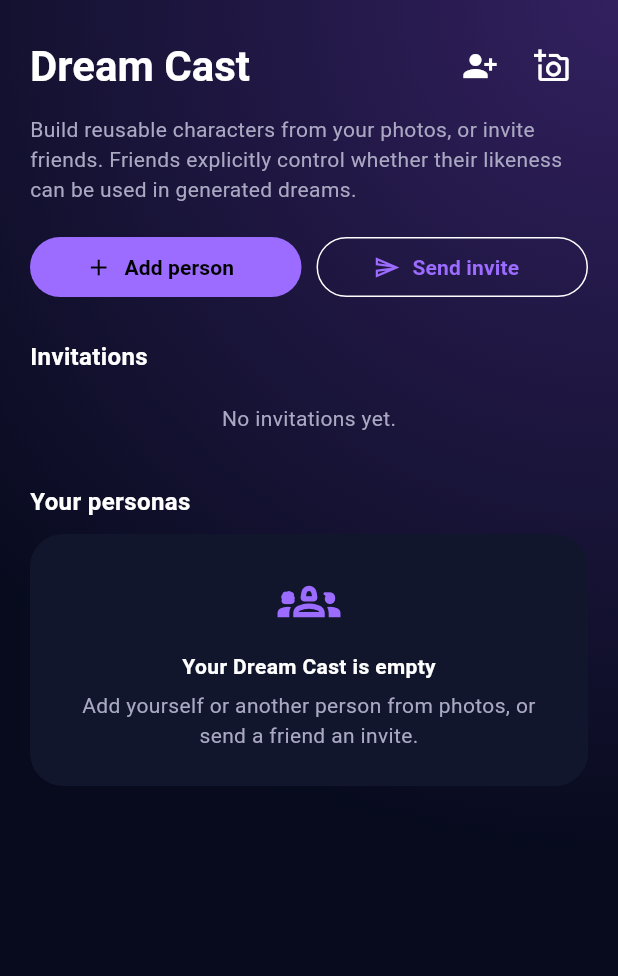
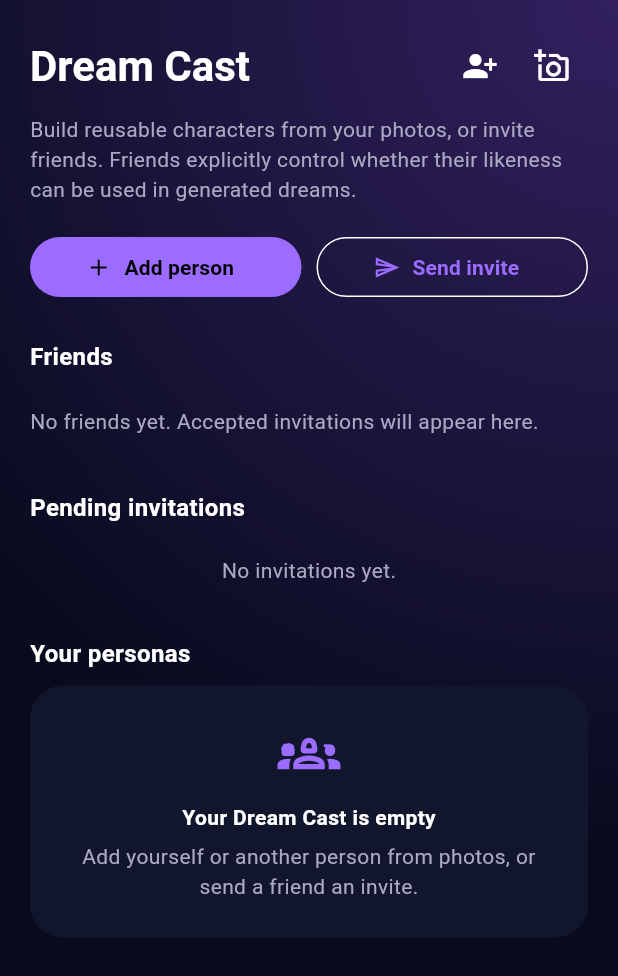
Before and after one commit to ujwaljetly-create/dream-logs, a Flutter app: the DreamCastScreen widget shown alone on an empty page, opened directly, on a phone screen of 412 x 824 dp. Shown: the top 976 px of the screen. Run offline on Flutter 3.47's test engine with Material 3 defaults, Android fonts, the phone set to English and light mode, and no system bars; our stand-ins replace cloud_firestore, firebase_auth, firebase_core, firebase_storage, image_picker; accounts and stored records are empty; network calls fail; Roboto replaces fonts that are missing (Arial, Georgia).

Commit message:
Show accepted connections as friends and hide completed invites

```diff
--- a/lib/features/cast/dream_cast_screen.dart
+++ b/lib/features/cast/dream_cast_screen.dart
@@ -85,7 +85,11 @@ class _DreamCastScreenState extends State<DreamCastScreen> {
         Expanded(child: OutlinedButton.icon(onPressed: _invite, icon: const Icon(Icons.send_outlined), label: const Text('Send invite'))),
       ]),
       const SizedBox(height: 24),
-      const _SectionTitle('Invitations'),
+      const _SectionTitle('Friends'),
+      const SizedBox(height: 10),
+      _Friends(service: _service),
+      const SizedBox(height: 24),
+      const _SectionTitle('Pending invitations'),
       const SizedBox(height: 10),
       _Invitations(service: _service),
       const SizedBox(height: 24),
@@ -183,7 +187,7 @@ class _Invitations extends StatelessWidget {
         return Column(children: docs.map((doc) {
           final d = doc.data();
           return _InviteCard(
-            name: d['senderDisplayName'] as String? ?? 'Dream Logs user',
+            name: _inviteName(d, 'sender'),
             username: d['senderUsername'] as String? ?? '',
             photoUrl: d['senderPhotoUrl'] as String?,
             label: 'wants to join your Dream Cast',
@@ -197,7 +201,7 @@ class _Invitations extends StatelessWidget {
     StreamBuilder<QuerySnapshot<Map<String, dynamic>>>(
       stream: service.watchSentInvites(),
       builder: (context, snapshot) {
-        final docs = snapshot.data?.docs ?? [];
+        final docs = snapshot.data?.docs.where((d) => d.data()['status'] == 'pending').toList() ?? [];
         if (docs.isEmpty) return const Padding(
           padding: EdgeInsets.symmetric(vertical: 10),
           child: Text('No invitations yet.', style: TextStyle(color: DreamColors.muted)));
@@ -205,7 +209,7 @@ class _Invitations extends StatelessWidget {
           final d = doc.data();
           final status = d['status'] as String? ?? 'pending';
           return _InviteCard(
-            name: d['recipientDisplayName'] as String? ?? 'Dream Logs user',
+            name: _inviteName(d, 'recipient'),
             username: d['recipientUsername'] as String? ?? '',
             photoUrl: d['recipientPhotoUrl'] as String?,
             label: status == 'pending' ? 'Invite pending' : status == 'accepted' ? 'Invite accepted' : 'Invite declined',
@@ -282,3 +286,52 @@ class _PersonaCard extends StatelessWidget {
     ]),
   );
 }
+
+String _inviteName(Map<String, dynamic> data, String side) {
+  final display = (data['${side}DisplayName'] as String? ?? '').trim();
+  final username = (data['${side}Username'] as String? ?? '').trim();
+  return display.isNotEmpty ? display : (username.isNotEmpty ? username : 'Dream Logs user');
+}
+
+class _Friends extends StatelessWidget {
+  const _Friends({required this.service});
+  final DreamCastService service;
+
+  @override
+  Widget build(BuildContext context) => StreamBuilder<QuerySnapshot<Map<String, dynamic>>>(
+    stream: service.watchSentInvites(),
+    builder: (context, sent) => StreamBuilder<QuerySnapshot<Map<String, dynamic>>>(
+      stream: service.watchIncomingInvites(),
+      builder: (context, incoming) {
+        if (sent.hasError || incoming.hasError) return const Text('Could not load friends.');
+        if (!sent.hasData || !incoming.hasData) return const LinearProgressIndicator();
+        final byUid = <String, Map<String, dynamic>>{};
+        for (final doc in [...sent.data!.docs, ...incoming.data!.docs]) {
+          final d = doc.data();
+          if (d['status'] != 'accepted') continue;
+          final mine = d['senderUid'] == service.uid;
+          final friendUid = (mine ? d['recipientUid'] : d['senderUid']) as String?;
+          if (friendUid != null) byUid[friendUid] = d;
+        }
+        if (byUid.isEmpty) return const Padding(
+          padding: EdgeInsets.symmetric(vertical: 12),
+          child: Text('No friends yet. Accepted invitations will appear here.',
+            style: TextStyle(color: DreamColors.muted)));
+        return Column(children: byUid.entries.map((entry) {
+          final d = entry.value;
+          final side = d['senderUid'] == service.uid ? 'recipient' : 'sender';
+          return FutureBuilder<CastUser?>(
+            future: service.getUserByUid(entry.key),
+            builder: (context, user) => _InviteCard(
+              name: user.data?.displayName ?? _inviteName(d, side),
+              username: user.data?.username ?? (d['${side}Username'] as String? ?? ''),
+              photoUrl: user.data?.photoUrl ?? d['${side}PhotoUrl'] as String?,
+              label: 'Friend · available in Dream Cast',
+              actions: const [],
+            ),
+          );
+        }).toList());
+      },
+    ),
+  );
+}
```
